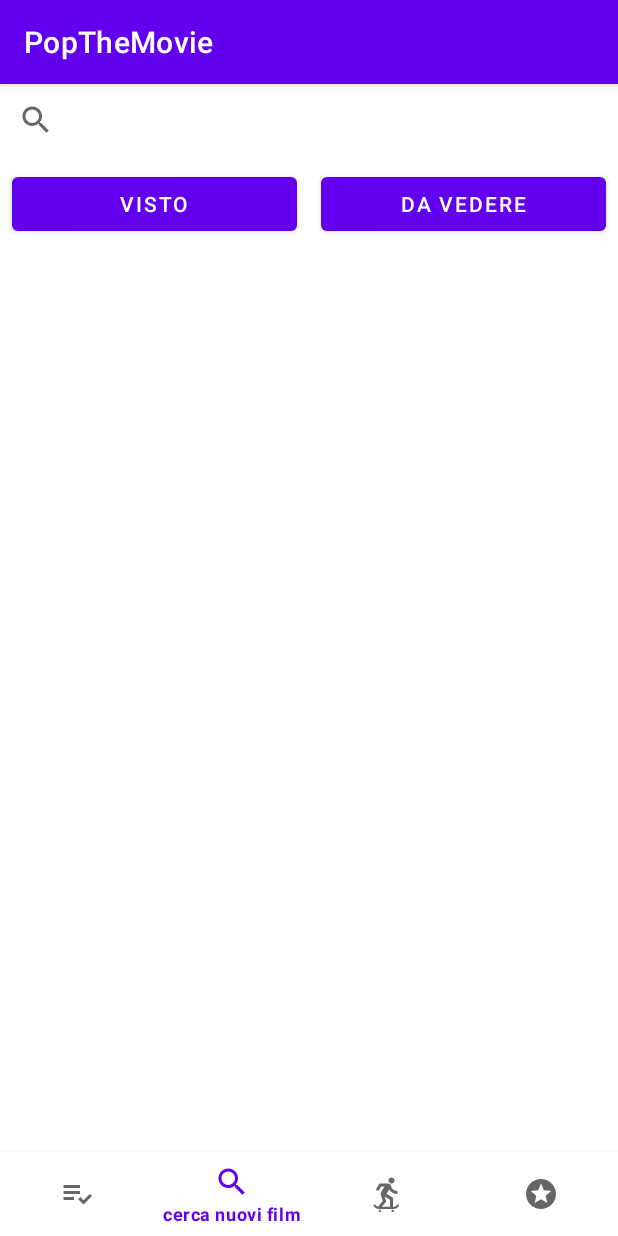
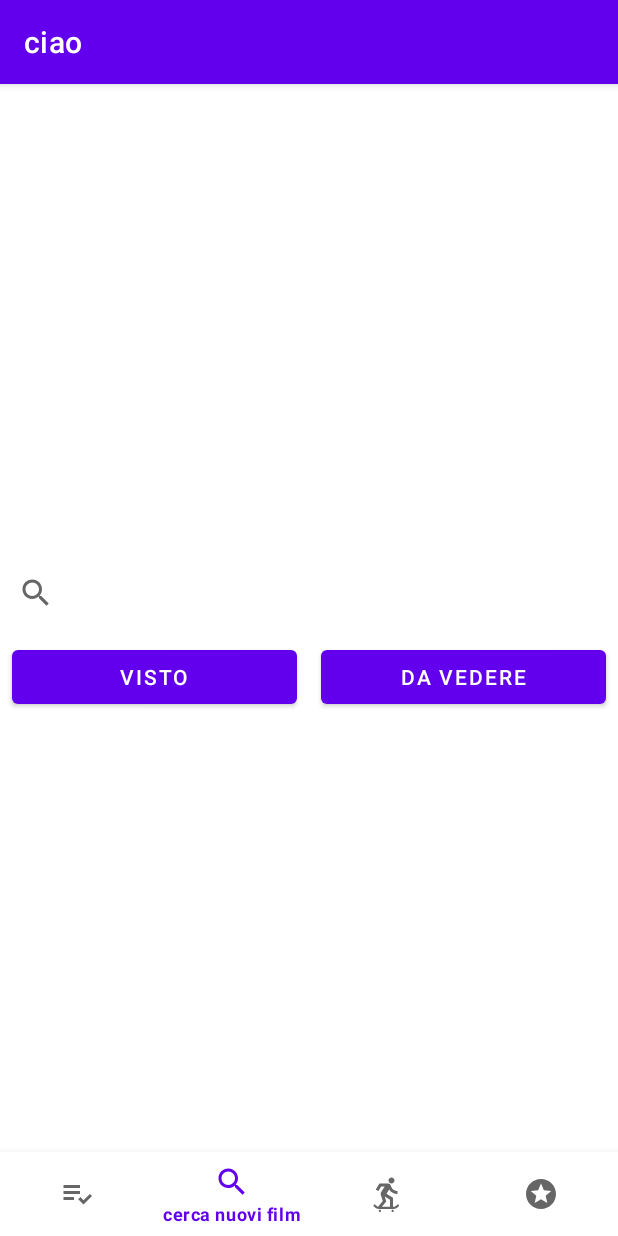
Before and after one commit to Bessy99/PopTheMovieProject, an Android app: the screen it shows after launch (MainActivity), item 2 of the bottom bar chosen, on a phone screen of 412 x 824 dp. Run offline under Robolectric (Android 15) with nearby library versions, the phone set to English and light mode, and no system bars; our stand-ins replace Picasso, navigation-ui; pictures from the network do not load.

Commit message:
prova modifica toolbar

```diff
--- a/app/src/main/res/layout/activity_main.xml
+++ b/app/src/main/res/layout/activity_main.xml
@@ -6,18 +6,39 @@
     android:layout_height="match_parent"
     tools:context=".MainActivity">
 
+    <androidx.coordinatorlayout.widget.CoordinatorLayout
+        android:id="@+id/coordinatorLayout"
+        android:layout_width="match_parent"
+        android:layout_height="wrap_content"
+        app:layout_constraintEnd_toEndOf="parent"
+        app:layout_constraintStart_toStartOf="parent"
+        app:layout_constraintTop_toTopOf="parent">
+
+        <com.google.android.material.appbar.AppBarLayout
+            android:layout_width="match_parent"
+            android:layout_height="wrap_content"
+            android:layout_marginBottom="30dp">
+
+            <com.google.android.material.appbar.MaterialToolbar
+                android:id="@+id/topAppBar"
+                style="@style/Widget.MaterialComponents.Toolbar.Primary"
+                android:layout_width="match_parent"
+                android:layout_height="?attr/actionBarSize"
+                app:title="ciao" />
+        </com.google.android.material.appbar.AppBarLayout>
+
+    </androidx.coordinatorlayout.widget.CoordinatorLayout>
+
     <fragment
         android:id="@+id/nav_host_fragment"
         android:name="androidx.navigation.fragment.NavHostFragment"
         android:layout_width="match_parent"
-        android:layout_height="match_parent"
-        android:layout_marginBottom="60dp"
+        android:layout_height="wrap_content"
         app:defaultNavHost="true"
         app:layout_constraintBottom_toTopOf="@+id/bottomNavigationView"
-        app:layout_constraintHorizontal_bias="1.0"
-        app:layout_constraintLeft_toLeftOf="parent"
-        app:layout_constraintRight_toRightOf="parent"
-        app:layout_constraintTop_toTopOf="parent"
+        app:layout_constraintEnd_toEndOf="parent"
+        app:layout_constraintStart_toStartOf="parent"
+        app:layout_constraintTop_toBottomOf="@+id/coordinatorLayout"
         app:navGraph="@navigation/nav_graph" />
 
     <com.google.android.material.bottomnavigation.BottomNavigationView
@@ -28,6 +49,8 @@
         app:layout_constraintEnd_toEndOf="parent"
         app:layout_constraintHorizontal_bias="0.0"
         app:layout_constraintStart_toStartOf="parent"
-        app:menu="@menu/bottom_navigation_menu" />
+        app:menu="@menu/bottom_navigation_menu">
+
+    </com.google.android.material.bottomnavigation.BottomNavigationView>
 
 </androidx.constraintlayout.widget.ConstraintLayout>
--- a/app/src/main/res/layout/item_movie.xml
+++ b/app/src/main/res/layout/item_movie.xml
@@ -18,7 +18,7 @@
                 android:id="@+id/posterImageView"
                 android:layout_width="match_parent"
                 android:layout_height="0dp"
-                android:layout_weight="70"
+                android:layout_weight="80"
                 android:scaleType="centerCrop"
                 />
 
@@ -26,7 +26,7 @@
                     android:id="@+id/titoloTextView"
                     android:layout_width="match_parent"
                     android:layout_height="0dp"
-                    android:layout_weight="25"
+                    android:layout_weight="15"
                     android:text="title placeholder"
                     android:fadingEdge="vertical"
                     android:textAppearance="?attr/textAppearanceHeadline6"
--- a/app/src/main/res/layout/item_movie_add.xml
+++ b/app/src/main/res/layout/item_movie_add.xml
@@ -1,7 +1,7 @@
 <?xml version="1.0" encoding="utf-8"?>
 <LinearLayout
     xmlns:android="http://schemas.android.com/apk/res/android"
-    android:layout_width="match_parent"
+    android:layout_width="wrap_content"
     android:layout_height="match_parent"
     android:orientation="vertical">
 
--- a/app/src/main/res/values-night/themes.xml
+++ b/app/src/main/res/values-night/themes.xml
@@ -1,6 +1,6 @@
 <resources xmlns:tools="http://schemas.android.com/tools">
     <!-- Base application theme. -->
-    <style name="Theme.PopTheMovie" parent="Theme.MaterialComponents.DayNight.DarkActionBar">
+    <style name="Theme.PopTheMovie" parent="Theme.MaterialComponents.DayNight.NoActionBar">
         <!-- Primary brand color. -->
         <item name="colorPrimary">@color/purple_200</item>
         <item name="colorPrimaryVariant">@color/purple_700</item>
--- a/app/src/main/res/values/themes.xml
+++ b/app/src/main/res/values/themes.xml
@@ -1,6 +1,6 @@
 <resources xmlns:tools="http://schemas.android.com/tools">
     <!-- Base application theme. -->
-    <style name="Theme.PopTheMovie" parent="Theme.MaterialComponents.DayNight.DarkActionBar">
+    <style name="Theme.PopTheMovie" parent="Theme.MaterialComponents.DayNight.NoActionBar">
         <!-- Primary brand color. -->
         <item name="colorPrimary">@color/purple_500</item>
         <item name="colorPrimaryVariant">@color/purple_700</item>
```
Also changed, not shown: app/src/main/res/layout/toolbar.xml (added, +21 -0 lines).
